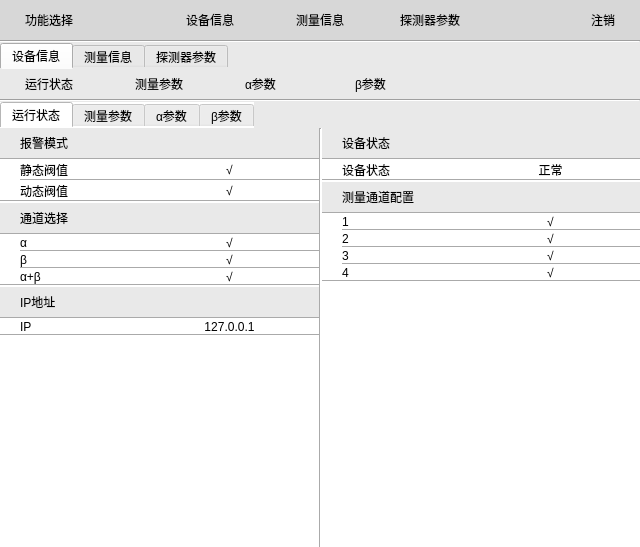
The window that Demo/desystemconfigwidget.ui (13438120136/XDemo) describes before a commit, drawn with Qt 5.
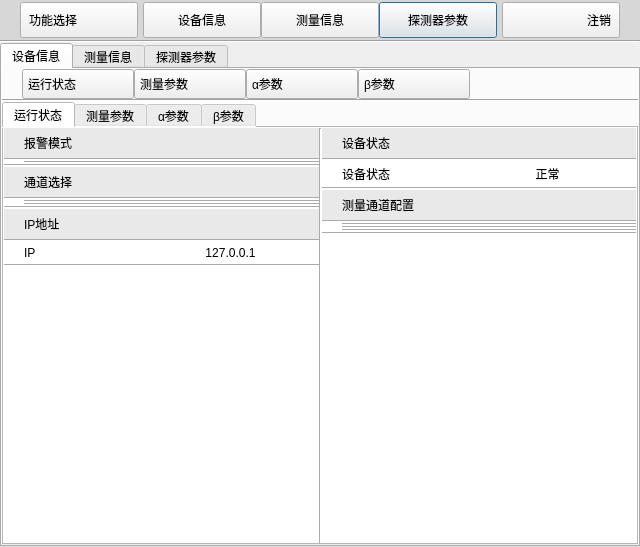
The same window after the commit. The open tabs and pages were chosen to show the change. Icons and pictures are not drawn. Custom widgets are drawn as their Qt base class.

The edit to the form file:
```diff
--- a/Demo/desystemconfigwidget.ui
+++ b/Demo/desystemconfigwidget.ui
@@ -19,6 +19,22 @@
 background-color: #E9E9E9;
 }
 
+DeValueSelectWidget &gt; QPushButton
+{
+   color: #FFFFFF;
+   background-color: #42BDAA;
+}
+
+DeValueSelectWidget &gt; QLabel
+{
+   background-color: #FFFFFF;
+}
+
+DeCheckBox &gt; QLabel
+{
+    font:  14px &quot;微软雅黑&quot;;
+}
+
 
 QTabWidget::pane { border: 0; }
 
@@ -101,7 +117,7 @@
 
 QPushButton
 {
-   padding:5px;
+   padding:8px;
    min-width:100px;
    text-align:center;
 }</string>
@@ -519,24 +535,7 @@
                            <number>0</number>
                           </property>
                           <item row="0" column="0">
-                           <widget class="QLabel" name="label_32">
-                            <property name="text">
-                             <string>α</string>
-                            </property>
-                           </widget>
-                          </item>
-                          <item row="0" column="1">
-                           <widget class="QPushButton" name="pushButton_6">
-                            <property name="text">
-                             <string>√</string>
-                            </property>
-                            <property name="autoDefault">
-                             <bool>true</bool>
-                            </property>
-                            <property name="flat">
-                             <bool>true</bool>
-                            </property>
-                           </widget>
+                           <widget class="DeCheckBox" name="widget_43" native="true"/>
                           </item>
                          </layout>
                         </widget>
@@ -573,24 +572,7 @@
                            <number>0</number>
                           </property>
                           <item row="0" column="0">
-                           <widget class="QLabel" name="label_33">
-                            <property name="text">
-                             <string>β</string>
-                            </property>
-                           </widget>
-                          </item>
-                          <item row="0" column="1">
-                           <widget class="QPushButton" name="pushButton_7">
-                            <property name="text">
-                             <string>√</string>
-                            </property>
-                            <property name="autoDefault">
-                             <bool>true</bool>
-                            </property>
-                            <property name="flat">
-                             <bool>true</bool>
-                            </property>
-                           </widget>
+                           <widget class="DeCheckBox" name="widget_44" native="true"/>
                           </item>
                          </layout>
                         </widget>
@@ -627,24 +609,7 @@
                            <number>0</number>
                           </property>
                           <item row="0" column="0">
-                           <widget class="QLabel" name="label_34">
-                            <property name="text">
-                             <string>α+β</string>
-                            </property>
-                           </widget>
-                          </item>
-                          <item row="0" column="1">
-                           <widget class="QPushButton" name="pushButton_9">
-                            <property name="text">
-                             <string>√</string>
-                            </property>
-                            <property name="autoDefault">
-                             <bool>true</bool>
-                            </property>
-                            <property name="flat">
-                             <bool>true</bool>
-                            </property>
-                           </widget>
+                           <widget class="DeCheckBox" name="widget_45" native="true"/>
                           </item>
                          </layout>
                         </widget>
@@ -747,24 +712,7 @@
                            <number>0</number>
                           </property>
                           <item row="0" column="0">
-                           <widget class="QLabel" name="label_28">
-                            <property name="text">
-                             <string>静态阀值</string>
-                            </property>
-                           </widget>
-                          </item>
-                          <item row="0" column="1">
-                           <widget class="QPushButton" name="pushButton">
-                            <property name="text">
-                             <string>√</string>
-                            </property>
-                            <property name="autoDefault">
-                             <bool>true</bool>
-                            </property>
-                            <property name="flat">
-                             <bool>true</bool>
-                            </property>
-                           </widget>
+                           <widget class="DeCheckBox" name="widget_31" native="true"/>
                           </item>
                          </layout>
                         </widget>
@@ -801,24 +749,7 @@
                            <number>0</number>
                           </property>
                           <item row="0" column="0">
-                           <widget class="QLabel" name="label_29">
-                            <property name="text">
-                             <string>动态阀值</string>
-                            </property>
-                           </widget>
-                          </item>
-                          <item row="0" column="1">
-                           <widget class="QPushButton" name="pushButton_5">
-                            <property name="text">
-                             <string>√</string>
-                            </property>
-                            <property name="autoDefault">
-                             <bool>true</bool>
-                            </property>
-                            <property name="flat">
-                             <bool>true</bool>
-                            </property>
-                           </widget>
+                           <widget class="DeCheckBox" name="widget_42" native="true"/>
                           </item>
                          </layout>
                         </widget>
@@ -1103,24 +1034,7 @@
                            <number>0</number>
                           </property>
                           <item row="0" column="0">
-                           <widget class="QLabel" name="label_40">
-                            <property name="text">
-                             <string>1</string>
-                            </property>
-                           </widget>
-                          </item>
-                          <item row="0" column="1">
-                           <widget class="QPushButton" name="pushButton_13">
-                            <property name="text">
-                             <string>√</string>
-                            </property>
-                            <property name="autoDefault">
-                             <bool>true</bool>
-                            </property>
-                            <property name="flat">
-                             <bool>true</bool>
-                            </property>
-                           </widget>
+                           <widget class="DeCheckBox" name="widget_46" native="true"/>
                           </item>
                          </layout>
                         </widget>
@@ -1157,24 +1071,7 @@
                            <number>0</number>
                           </property>
                           <item row="0" column="0">
-                           <widget class="QLabel" name="label_41">
-                            <property name="text">
-                             <string>2</string>
-                            </property>
-                           </widget>
-                          </item>
-                          <item row="0" column="1">
-                           <widget class="QPushButton" name="pushButton_14">
-                            <property name="text">
-                             <string>√</string>
-                            </property>
-                            <property name="autoDefault">
-                             <bool>true</bool>
-                            </property>
-                            <property name="flat">
-                             <bool>true</bool>
-                            </property>
-                           </widget>
+                           <widget class="DeCheckBox" name="widget_47" native="true"/>
                           </item>
                          </layout>
                         </widget>
@@ -1211,24 +1108,7 @@
                            <number>0</number>
                           </property>
                           <item row="0" column="0">
-                           <widget class="QLabel" name="label_42">
-                            <property name="text">
-                             <string>3</string>
-                            </property>
-                           </widget>
-                          </item>
-                          <item row="0" column="1">
-                           <widget class="QPushButton" name="pushButton_15">
-                            <property name="text">
-                             <string>√</string>
-                            </property>
-                            <property name="autoDefault">
-                             <bool>true</bool>
-                            </property>
-                            <property name="flat">
-                             <bool>true</bool>
-                            </property>
-                           </widget>
+                           <widget class="DeCheckBox" name="widget_48" native="true"/>
                           </item>
                          </layout>
                         </widget>
@@ -1265,24 +1145,7 @@
                            <number>0</number>
                           </property>
                           <item row="0" column="0">
-                           <widget class="QLabel" name="label_43">
-                            <property name="text">
-                             <string>4</string>
-                            </property>
-                           </widget>
-                          </item>
-                          <item row="0" column="1">
-                           <widget class="QPushButton" name="pushButton_16">
-                            <property name="text">
-                             <string>√</string>
-                            </property>
-                            <property name="autoDefault">
-                             <bool>true</bool>
-                            </property>
-                            <property name="flat">
-                             <bool>true</bool>
-                            </property>
-                           </widget>
+                           <widget class="DeCheckBox" name="widget_49" native="true"/>
                           </item>
                          </layout>
                         </widget>
@@ -3344,6 +3207,12 @@
    <header location="global">devalueselectwidget.h</header>
    <container>1</container>
   </customwidget>
+  <customwidget>
+   <class>DeCheckBox</class>
+   <extends>QWidget</extends>
+   <header location="global">decheckbox.h</header>
+   <container>1</container>
+  </customwidget>
  </customwidgets>
  <resources>
   <include location="demo.qrc"/>
```
Left out of the diff: 52 changed lines with no effect on the pictures.
